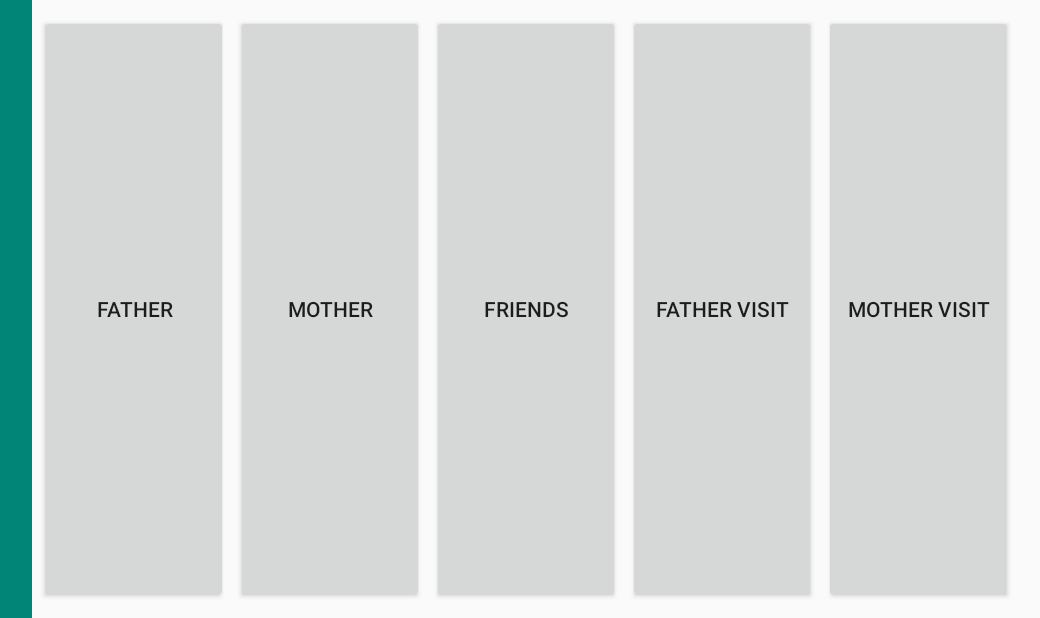
After one commit to Eric1e/8310_Project, an Android app: the CategoryActivity screen opened directly, with no data from a screen before it, on a phone screen of 824 x 412 dp (held sideways). The commit adds this screen. Shown: the whole screen, without its empty margins (82-1122 px from the left). Run offline under Robolectric (Android 15) with nearby library versions, the phone set to English and light mode, and no system bars.

Commit message:
ImageButton fix and basic categories screen added

```diff
--- a/app/build.gradle
+++ b/app/build.gradle
@@ -22,6 +22,7 @@ dependencies {
     implementation fileTree(dir: 'libs', include: ['*.jar'])
     implementation 'com.android.support:appcompat-v7:28.0.0'
     implementation 'com.android.support.constraint:constraint-layout:1.1.3'
+    implementation 'com.android.support:design:28.0.0'
     testImplementation 'junit:junit:4.12'
     androidTestImplementation 'com.android.support.test:runner:1.0.2'
     androidTestImplementation 'com.android.support.test.espresso:espresso-core:3.0.2'
--- /dev/null
+++ b/app/src/main/java/com/hearatale/a8310_project/controllers/CategoryActivity.java
@@ -0,0 +1,15 @@
+package com.hearatale.a8310_project.controllers;
+
+import android.support.v7.app.AppCompatActivity;
+import android.os.Bundle;
+
+import com.hearatale.a8310_project.R;
+
+public class CategoryActivity extends AppCompatActivity {
+
+    @Override
+    protected void onCreate(Bundle savedInstanceState) {
+        super.onCreate(savedInstanceState);
+        setContentView(R.layout.activity_category);
+    }
+}
--- a/app/src/main/java/com/hearatale/a8310_project/controllers/MainActivity.java
+++ b/app/src/main/java/com/hearatale/a8310_project/controllers/MainActivity.java
@@ -25,7 +25,7 @@ public class MainActivity extends AppCompatActivity {
         play = (ImageButton) findViewById(R.id.Play);
         play.setOnClickListener(new View.OnClickListener() {
             @Override
-            public void onClick(View v) {
+            public void onClick(View view) {
                 openLogin();
             }
         });
--- /dev/null
+++ b/app/src/main/res/layout/activity_category.xml
@@ -0,0 +1,67 @@
+<?xml version="1.0" encoding="utf-8"?>
+<RelativeLayout xmlns:android="http://schemas.android.com/apk/res/android"
+    xmlns:app="http://schemas.android.com/apk/res-auto"
+    xmlns:tools="http://schemas.android.com/tools"
+    android:layout_width="match_parent"
+    android:layout_height="match_parent"
+    tools:context=".controllers.CategoryActivity">
+
+    <LinearLayout
+        android:layout_width="match_parent"
+        android:layout_height="match_parent"
+        android:orientation="horizontal">
+
+        <ImageView
+            android:id="@+id/sidebar"
+            android:layout_width="76dp"
+            android:layout_height="match_parent"
+            app:srcCompat="@color/colorPrimary" />
+
+        <Button
+            android:id="@+id/father"
+            android:layout_width="125dp"
+            android:layout_height="match_parent"
+            android:layout_marginLeft="5dp"
+            android:layout_marginTop="10dp"
+            android:layout_marginBottom="10dp"
+            android:text="Father" />
+
+        <Button
+            android:id="@+id/mother"
+            android:layout_width="125dp"
+            android:layout_height="match_parent"
+            android:layout_marginLeft="5dp"
+            android:layout_marginTop="10dp"
+            android:layout_marginBottom="10dp"
+            android:text="Mother" />
+
+        <Button
+            android:id="@+id/friends"
+            android:layout_width="125dp"
+            android:layout_height="match_parent"
+            android:layout_marginLeft="5dp"
+            android:layout_marginTop="10dp"
+            android:layout_marginBottom="10dp"
+            android:text="Friends" />
+
+        <Button
+            android:id="@+id/father_visit"
+            android:layout_width="125dp"
+            android:layout_height="match_parent"
+            android:layout_marginLeft="5dp"
+            android:layout_marginTop="10dp"
+            android:layout_marginBottom="10dp"
+            android:text="Father Visit" />
+
+        <Button
+            android:id="@+id/mother_visit"
+            android:layout_width="125dp"
+            android:layout_height="match_parent"
+            android:layout_marginLeft="5dp"
+            android:layout_marginTop="10dp"
+            android:layout_marginBottom="10dp"
+            android:text="Mother Visit" />
+
+    </LinearLayout>
+
+</RelativeLayout>
--- a/app/src/main/res/layout/activity_main.xml
+++ b/app/src/main/res/layout/activity_main.xml
@@ -35,6 +35,7 @@
 
     <ImageButton
         android:id="@+id/Play"
+        android:background="@null"
         android:layout_width="wrap_content"
         android:layout_height="wrap_content"
         android:layout_marginStart="284dp"
--- /dev/null
+++ b/app/src/main/res/values/dimens.xml
@@ -0,0 +1,3 @@
+<resources>
+    <dimen name="fab_margin">16dp</dimen>
+</resources>
--- a/app/src/main/res/values/strings.xml
+++ b/app/src/main/res/values/strings.xml
@@ -1,3 +1,4 @@
 <resources>
     <string name="app_name">8310_Project</string>
+    <string name="title_activity_categories">CategoriesActivity</string>
 </resources>
```
Also changed, not shown: app/src/main/AndroidManifest.xml (+7 -2 lines), app/src/main/java/com/hearatale/a8310_project/controllers/LoginActivity.java (+15 -0 lines), app/src/main/res/layout/activity_login.xml (+36 -12 lines), app/src/main/res/values/styles.xml (+9 -0 lines).
